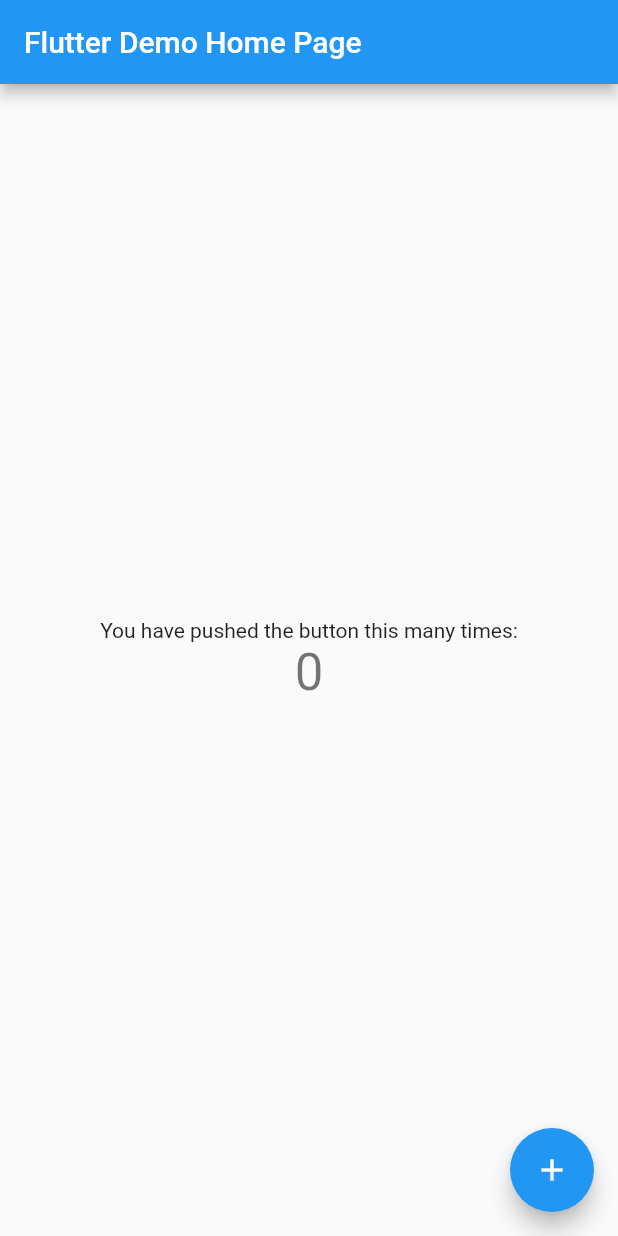
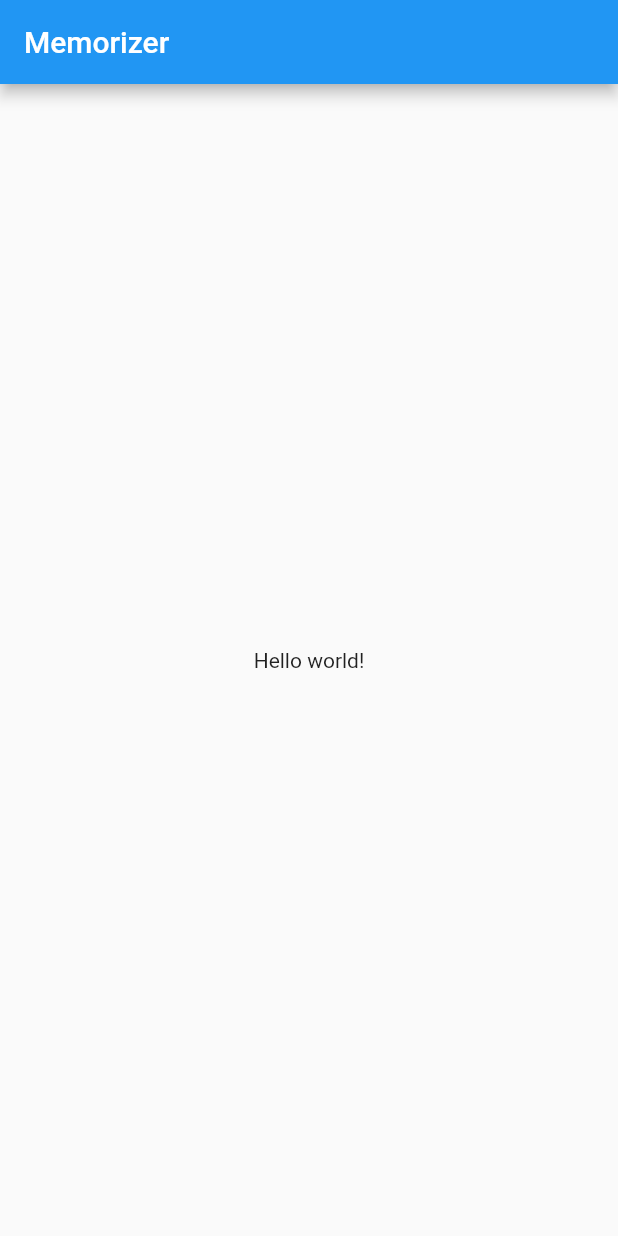
Before and after one commit to dodolab/memorizer, a Flutter app: the screen it shows after launch, on a phone screen of 412 x 824 dp. Run offline on Flutter 3.47's test engine with Material 2 defaults, Android fonts, the phone set to English and light mode, and no system bars; our stand-ins replace flutter_redux, redux, shared_preferences; missing offline and left inert: redux_logging.

Commit message:
flutter: add main page and setup redux

```diff
--- a/memorizer_flutter/memorizer/lib/main.dart
+++ b/memorizer_flutter/memorizer/lib/main.dart
@@ -1,111 +1,31 @@
+
+
 import 'package:flutter/material.dart';
+import 'package:redux/redux.dart';
+import 'package:flutter_redux/flutter_redux.dart';
+import 'memorizer_app.dart';
+import 'reducers/app_reducer.dart';
+import 'models/app_state.dart';
+import 'package:redux_logging/redux_logging.dart';
 
-void main() => runApp(MyApp());
+void main() => runApp(new MainApp());
 
-class MyApp extends StatelessWidget {
-  // This widget is the root of your application.
+class MainApp extends StatelessWidget {
+  String title = 'Memorizer';
+  final store = new Store<AppState>(
+    appReducer,
+    initialState: new AppState(),
+    middleware: [new LoggingMiddleware.printer()],
+  );
+
   @override
   Widget build(BuildContext context) {
-    return MaterialApp(
-      title: 'Flutter Demo',
-      theme: ThemeData(
-        // This is the theme of your application.
-        //
-        // Try running your application with "flutter run". You'll see the
-        // application has a blue toolbar. Then, without quitting the app, try
-        // changing the primarySwatch below to Colors.green and then invoke
-        // "hot reload" (press "r" in the console where you ran "flutter run",
-        // or simply save your changes to "hot reload" in a Flutter IDE).
-        // Notice that the counter didn't reset back to zero; the application
-        // is not restarted.
-        primarySwatch: Colors.blue,
+    return new StoreProvider(
+      store: store,
+      child: new MaterialApp(
+        title: title,
+        home: new MemorizerApp(title),
       ),
-      home: MyHomePage(title: 'Flutter Demo Home Page'),
     );
   }
 }
-
-class MyHomePage extends StatefulWidget {
-  MyHomePage({Key key, this.title}) : super(key: key);
-
-  // This widget is the home page of your application. It is stateful, meaning
-  // that it has a State object (defined below) that contains fields that affect
-  // how it looks.
-
-  // This class is the configuration for the state. It holds the values (in this
-  // case the title) provided by the parent (in this case the App widget) and
-  // used by the build method of the State. Fields in a Widget subclass are
-  // always marked "final".
-
-  final String title;
-
-  @override
-  _MyHomePageState createState() => _MyHomePageState();
-}
-
-class _MyHomePageState extends State<MyHomePage> {
-  int _counter = 0;
-
-  void _incrementCounter() {
-    setState(() {
-      // This call to setState tells the Flutter framework that something has
-      // changed in this State, which causes it to rerun the build method below
-      // so that the display can reflect the updated values. If we changed
-      // _counter without calling setState(), then the build method would not be
-      // called again, and so nothing would appear to happen.
-      _counter++;
-    });
-  }
-
-  @override
-  Widget build(BuildContext context) {
-    // This method is rerun every time setState is called, for instance as done
-    // by the _incrementCounter method above.
-    //
-    // The Flutter framework has been optimized to make rerunning build methods
-    // fast, so that you can just rebuild anything that needs updating rather
-    // than having to individually change instances of widgets.
-    return Scaffold(
-      appBar: AppBar(
-        // Here we take the value from the MyHomePage object that was created by
-        // the App.build method, and use it to set our appbar title.
-        title: Text(widget.title),
-      ),
-      body: Center(
-        // Center is a layout widget. It takes a single child and positions it
-        // in the middle of the parent.
-        child: Column(
-          // Column is also layout widget. It takes a list of children and
-          // arranges them vertically. By default, it sizes itself to fit its
-          // children horizontally, and tries to be as tall as its parent.
-          //
-          // Invoke "debug painting" (press "p" in the console, choose the
-          // "Toggle Debug Paint" action from the Flutter Inspector in Android
-          // Studio, or the "Toggle Debug Paint" command in Visual Studio Code)
-          // to see the wireframe for each widget.
-          //
-          // Column has various properties to control how it sizes itself and
-          // how it positions its children. Here we use mainAxisAlignment to
-          // center the children vertically; the main axis here is the vertical
-          // axis because Columns are vertical (the cross axis would be
-          // horizontal).
-          mainAxisAlignment: MainAxisAlignment.center,
-          children: <Widget>[
-            Text(
-              'You have pushed the button this many times:',
-            ),
-            Text(
-              '$_counter',
-              style: Theme.of(context).textTheme.display1,
-            ),
-          ],
-        ),
-      ),
-      floatingActionButton: FloatingActionButton(
-        onPressed: _incrementCounter,
-        tooltip: 'Increment',
-        child: Icon(Icons.add),
-      ), // This trailing comma makes auto-formatting nicer for build methods.
-    );
-  }
-}
--- /dev/null
+++ b/memorizer_flutter/memorizer/lib/memorizer_app.dart
@@ -0,0 +1,31 @@
+
+
+import 'package:flutter/material.dart';
+
+class MemorizerApp extends StatelessWidget {
+  final String title;
+
+  MemorizerApp(this.title);
+
+  @override
+  Widget build(BuildContext context) {
+    return new Scaffold(
+        appBar: new AppBar(
+          title: new Text(this.title),
+        ),
+        body: new Container(
+          child: new Center(
+            child: new Column(
+              mainAxisAlignment: MainAxisAlignment.center,
+              children: <Widget>[
+                new Text(
+                  'Hello world!',
+                ),
+                // updated
+              ],
+            ),
+          ),
+        ),
+    );
+  }
+}
--- /dev/null
+++ b/memorizer_flutter/memorizer/lib/models/app_state.dart
@@ -0,0 +1,11 @@
+
+
+class AppState {
+
+  AppState();
+
+  AppState copyWith() {
+    return new AppState(
+    );
+  }
+}
--- /dev/null
+++ b/memorizer_flutter/memorizer/lib/reducers/app_reducer.dart
@@ -0,0 +1,6 @@
+import '../models/app_state.dart';
+
+AppState appReducer(AppState state, action) {
+  return new AppState(
+  );
+}
```
Also changed, not shown: memorizer_flutter/memorizer/lib/model/MainModel.dart (added, +13 -0 lines), memorizer_flutter/memorizer/pubspec.yaml (+1 -10 lines), memorizer_flutter/memorizer/pubspec.lock, 1 other file.
